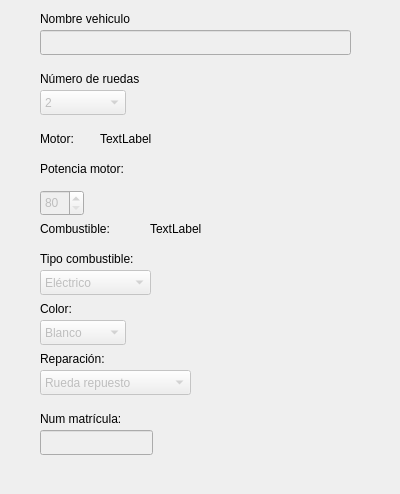
Above: mostrarvehiculoui.ui from dcontt00/ac-practica2 before the change. Below: the same form after it.
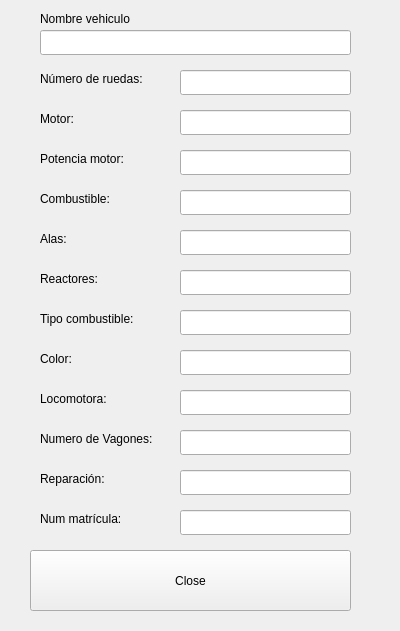
That is the form after the change.

Commit message: Cambiado interfaz mostraz vehículos

```diff
--- a/mostrarvehiculoui.ui
+++ b/mostrarvehiculoui.ui
@@ -7,51 +7,12 @@
     <x>0</x>
     <y>0</y>
     <width>400</width>
-    <height>494</height>
+    <height>631</height>
    </rect>
   </property>
   <property name="windowTitle">
    <string>Form</string>
   </property>
-  <widget class="QLineEdit" name="lineEditMatricula">
-   <property name="enabled">
-    <bool>false</bool>
-   </property>
-   <property name="geometry">
-    <rect>
-     <x>40</x>
-     <y>430</y>
-     <width>113</width>
-     <height>25</height>
-    </rect>
-   </property>
-   <property name="readOnly">
-    <bool>true</bool>
-   </property>
-  </widget>
-  <widget class="QComboBox" name="comboBoxReparacion">
-   <property name="enabled">
-    <bool>false</bool>
-   </property>
-   <property name="geometry">
-    <rect>
-     <x>40</x>
-     <y>370</y>
-     <width>151</width>
-     <height>25</height>
-    </rect>
-   </property>
-   <item>
-    <property name="text">
-     <string>Rueda repuesto</string>
-    </property>
-   </item>
-   <item>
-    <property name="text">
-     <string>Kit reparación</string>
-    </property>
-   </item>
-  </widget>
   <widget class="QLabel" name="labelNombre">
    <property name="geometry">
     <rect>
@@ -69,7 +30,7 @@
    <property name="geometry">
     <rect>
      <x>40</x>
-     <y>300</y>
+     <y>350</y>
      <width>67</width>
      <height>17</height>
     </rect>
@@ -78,47 +39,9 @@
     <string>Color:</string>
    </property>
   </widget>
-  <widget class="QComboBox" name="comboBoxRuedas">
-   <property name="enabled">
-    <bool>false</bool>
-   </property>
-   <property name="geometry">
-    <rect>
-     <x>40</x>
-     <y>90</y>
-     <width>86</width>
-     <height>25</height>
-    </rect>
-   </property>
-   <item>
-    <property name="text">
-     <string>2</string>
-    </property>
-   </item>
-   <item>
-    <property name="text">
-     <string>3</string>
-    </property>
-   </item>
-   <item>
-    <property name="text">
-     <string>4</string>
-    </property>
-   </item>
-   <item>
-    <property name="text">
-     <string>6</string>
-    </property>
-   </item>
-   <item>
-    <property name="text">
-     <string>40</string>
-    </property>
-   </item>
-  </widget>
   <widget class="QLineEdit" name="lineEditNombre">
    <property name="enabled">
-    <bool>false</bool>
+    <bool>true</bool>
    </property>
    <property name="geometry">
     <rect>
@@ -129,81 +52,24 @@
     </rect>
    </property>
   </widget>
-  <widget class="QSpinBox" name="spinBoxMotor">
-   <property name="enabled">
-    <bool>false</bool>
-   </property>
-   <property name="geometry">
-    <rect>
-     <x>40</x>
-     <y>190</y>
-     <width>44</width>
-     <height>26</height>
-    </rect>
-   </property>
-   <property name="minimum">
-    <number>80</number>
-   </property>
-   <property name="maximum">
-    <number>450</number>
-   </property>
-  </widget>
   <widget class="QLabel" name="labelRuedas">
    <property name="geometry">
     <rect>
      <x>40</x>
      <y>70</y>
-     <width>131</width>
+     <width>141</width>
      <height>17</height>
     </rect>
    </property>
    <property name="text">
-    <string>Número de ruedas</string>
+    <string>Número de ruedas: </string>
    </property>
   </widget>
-  <widget class="QComboBox" name="comboBoxCombustible">
-   <property name="enabled">
-    <bool>false</bool>
-   </property>
-   <property name="geometry">
-    <rect>
-     <x>40</x>
-     <y>270</y>
-     <width>111</width>
-     <height>25</height>
-    </rect>
-   </property>
-   <item>
-    <property name="text">
-     <string>Eléctrico</string>
-    </property>
-   </item>
-   <item>
-    <property name="text">
-     <string>Gasolina</string>
-    </property>
-   </item>
-   <item>
-    <property name="text">
-     <string>Diesel</string>
-    </property>
-   </item>
-   <item>
-    <property name="text">
-     <string>Híbrido</string>
-    </property>
-   </item>
-   <item>
-    <property name="text">
-     <string>Queroseno</string>
-    </property>
-   </item>
-  </widget>
   <widget class="QLabel" name="labelMotor">
    <property name="geometry">
     <rect>
      <x>40</x>
-     <y>160</y>
+     <y>150</y>
      <width>121</width>
      <height>17</height>
     </rect>
@@ -216,7 +82,7 @@
    <property name="geometry">
     <rect>
      <x>40</x>
-     <y>250</y>
+     <y>310</y>
      <width>131</width>
      <height>17</height>
     </rect>
@@ -229,7 +95,7 @@
    <property name="geometry">
     <rect>
      <x>40</x>
-     <y>410</y>
+     <y>510</y>
      <width>131</width>
      <height>17</height>
     </rect>
@@ -238,54 +104,11 @@
     <string>Num matrícula:</string>
    </property>
   </widget>
-  <widget class="QComboBox" name="comboBoxColor">
-   <property name="enabled">
-    <bool>false</bool>
-   </property>
-   <property name="geometry">
-    <rect>
-     <x>40</x>
-     <y>320</y>
-     <width>86</width>
-     <height>25</height>
-    </rect>
-   </property>
-   <item>
-    <property name="text">
-     <string>Blanco</string>
-    </property>
-   </item>
-   <item>
-    <property name="text">
-     <string>Negro</string>
-    </property>
-   </item>
-   <item>
-    <property name="text">
-     <string>Rojo</string>
-    </property>
-   </item>
-   <item>
-    <property name="text">
-     <string>Azul</string>
-    </property>
-   </item>
-   <item>
-    <property name="text">
-     <string>Amarillo</string>
-    </property>
-   </item>
-   <item>
-    <property name="text">
-     <string>Verde</string>
-    </property>
-   </item>
-  </widget>
   <widget class="QLabel" name="labelReparacion">
    <property name="geometry">
     <rect>
      <x>40</x>
-     <y>350</y>
+     <y>470</y>
      <width>101</width>
      <height>17</height>
     </rect>
@@ -298,7 +121,7 @@
    <property name="geometry">
     <rect>
      <x>40</x>
-     <y>130</y>
+     <y>110</y>
      <width>67</width>
      <height>17</height>
     </rect>
@@ -307,24 +130,11 @@
     <string>Motor: </string>
    </property>
   </widget>
-  <widget class="QLabel" name="label_2">
-   <property name="geometry">
-    <rect>
-     <x>100</x>
-     <y>130</y>
-     <width>67</width>
-     <height>17</height>
-    </rect>
-   </property>
-   <property name="text">
-    <string>TextLabel</string>
-   </property>
-  </widget>
   <widget class="QLabel" name="label_3">
    <property name="geometry">
     <rect>
      <x>40</x>
-     <y>220</y>
+     <y>190</y>
      <width>111</width>
      <height>17</height>
     </rect>
@@ -333,17 +143,225 @@
     <string>Combustible: </string>
    </property>
   </widget>
-  <widget class="QLabel" name="label_4">
+  <widget class="QLabel" name="label_5">
    <property name="geometry">
     <rect>
-     <x>150</x>
-     <y>220</y>
+     <x>40</x>
+     <y>230</y>
      <width>67</width>
      <height>17</height>
     </rect>
    </property>
    <property name="text">
-    <string>TextLabel</string>
+    <string>Alas:</string>
+   </property>
+  </widget>
+  <widget class="QLabel" name="label_7">
+   <property name="geometry">
+    <rect>
+     <x>40</x>
+     <y>270</y>
+     <width>91</width>
+     <height>17</height>
+    </rect>
+   </property>
+   <property name="text">
+    <string>Reactores:</string>
+   </property>
+  </widget>
+  <widget class="QPushButton" name="pushButton">
+   <property name="geometry">
+    <rect>
+     <x>30</x>
+     <y>550</y>
+     <width>321</width>
+     <height>61</height>
+    </rect>
+   </property>
+   <property name="text">
+    <string>Close</string>
+   </property>
+  </widget>
+  <widget class="QLabel" name="label_9">
+   <property name="geometry">
+    <rect>
+     <x>40</x>
+     <y>430</y>
+     <width>171</width>
+     <height>17</height>
+    </rect>
+   </property>
+   <property name="text">
+    <string>Numero de Vagones:</string>
+   </property>
+  </widget>
+  <widget class="QLabel" name="label_10">
+   <property name="geometry">
+    <rect>
+     <x>40</x>
+     <y>390</y>
+     <width>111</width>
+     <height>17</height>
+    </rect>
+   </property>
+   <property name="text">
+    <string>Locomotora:</string>
+   </property>
+  </widget>
+  <widget class="QLineEdit" name="lineEditNombre_2">
+   <property name="enabled">
+    <bool>true</bool>
+   </property>
+   <property name="geometry">
+    <rect>
+     <x>180</x>
+     <y>70</y>
+     <width>171</width>
+     <height>25</height>
+    </rect>
+   </property>
+  </widget>
+  <widget class="QLineEdit" name="lineEditNombre_3">
+   <property name="enabled">
+    <bool>true</bool>
+   </property>
+   <property name="geometry">
+    <rect>
+     <x>180</x>
+     <y>110</y>
+     <width>171</width>
+     <height>25</height>
+    </rect>
+   </property>
+  </widget>
+  <widget class="QLineEdit" name="lineEditNombre_4">
+   <property name="enabled">
+    <bool>true</bool>
+   </property>
+   <property name="geometry">
+    <rect>
+     <x>180</x>
+     <y>150</y>
+     <width>171</width>
+     <height>25</height>
+    </rect>
+   </property>
+  </widget>
+  <widget class="QLineEdit" name="lineEditNombre_5">
+   <property name="enabled">
+    <bool>true</bool>
+   </property>
+   <property name="geometry">
+    <rect>
+     <x>180</x>
+     <y>190</y>
+     <width>171</width>
+     <height>25</height>
+    </rect>
+   </property>
+  </widget>
+  <widget class="QLineEdit" name="lineEditNombre_6">
+   <property name="enabled">
+    <bool>true</bool>
+   </property>
+   <property name="geometry">
+    <rect>
+     <x>180</x>
+     <y>230</y>
+     <width>171</width>
+     <height>25</height>
+    </rect>
+   </property>
+  </widget>
+  <widget class="QLineEdit" name="lineEditNombre_7">
+   <property name="enabled">
+    <bool>true</bool>
+   </property>
+   <property name="geometry">
+    <rect>
+     <x>180</x>
+     <y>270</y>
+     <width>171</width>
+     <height>25</height>
+    </rect>
+   </property>
+  </widget>
+  <widget class="QLineEdit" name="lineEditNombre_8">
+   <property name="enabled">
+    <bool>true</bool>
+   </property>
+   <property name="geometry">
+    <rect>
+     <x>180</x>
+     <y>310</y>
+     <width>171</width>
+     <height>25</height>
+    </rect>
+   </property>
+  </widget>
+  <widget class="QLineEdit" name="lineEditNombre_9">
+   <property name="enabled">
+    <bool>true</bool>
+   </property>
+   <property name="geometry">
+    <rect>
+     <x>180</x>
+     <y>350</y>
+     <width>171</width>
+     <height>25</height>
+    </rect>
+   </property>
+  </widget>
+  <widget class="QLineEdit" name="lineEditNombre_10">
+   <property name="enabled">
+    <bool>true</bool>
+   </property>
+   <property name="geometry">
+    <rect>
+     <x>180</x>
+     <y>390</y>
+     <width>171</width>
+     <height>25</height>
+    </rect>
+   </property>
+  </widget>
+  <widget class="QLineEdit" name="lineEditNombre_11">
+   <property name="enabled">
+    <bool>true</bool>
+   </property>
+   <property name="geometry">
+    <rect>
+     <x>180</x>
+     <y>430</y>
+     <width>171</width>
+     <height>25</height>
+    </rect>
+   </property>
+  </widget>
+  <widget class="QLineEdit" name="lineEditNombre_12">
+   <property name="enabled">
+    <bool>true</bool>
+   </property>
+   <property name="geometry">
+    <rect>
+     <x>180</x>
+     <y>470</y>
+     <width>171</width>
+     <height>25</height>
+    </rect>
+   </property>
+  </widget>
+  <widget class="QLineEdit" name="lineEditNombre_13">
+   <property name="enabled">
+    <bool>true</bool>
+   </property>
+   <property name="geometry">
+    <rect>
+     <x>180</x>
+     <y>510</y>
+     <width>171</width>
+     <height>25</height>
+    </rect>
    </property>
   </widget>
  </widget>
```
